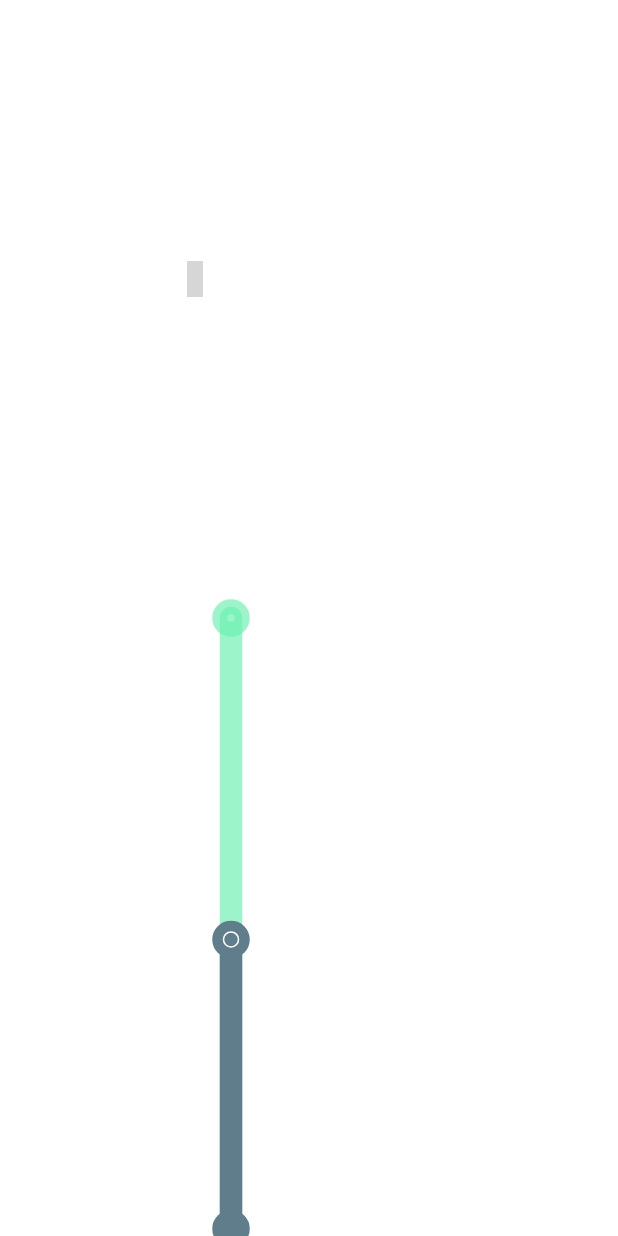
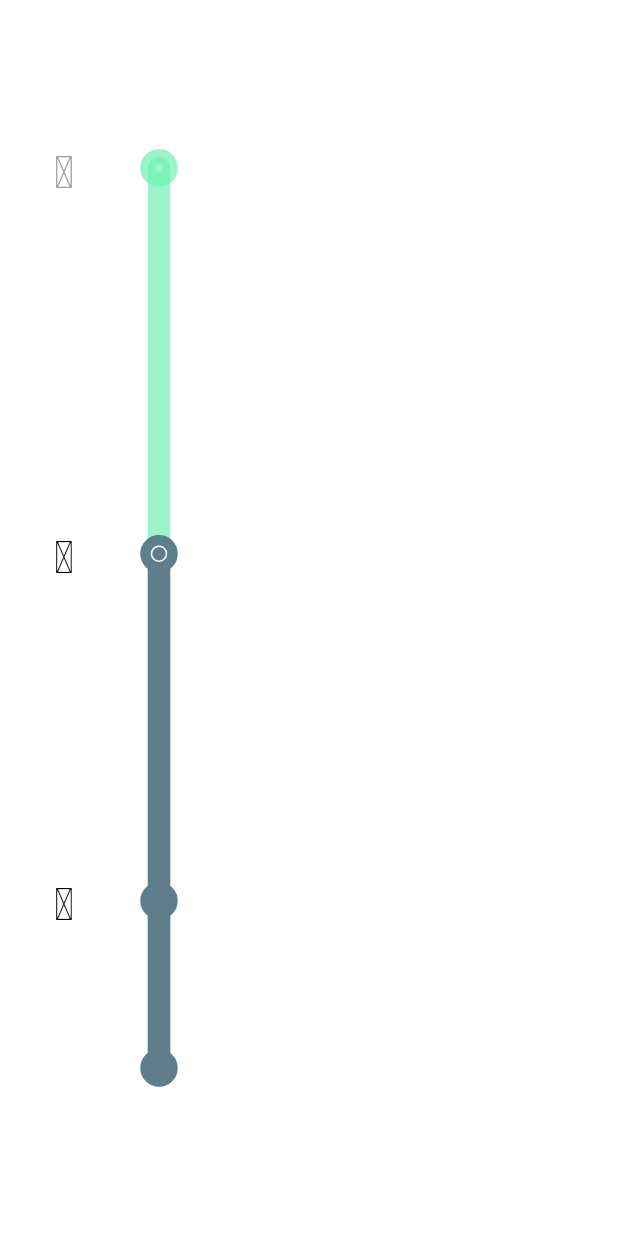
Before and after one commit to stellamaschio/eaty_tourist, a Flutter app: the Home screen opened directly, on a phone screen of 412 x 824 dp. Run offline on Flutter 3.47's test engine with Material 2 defaults, Android fonts, the phone set to English and light mode, and no system bars; our stand-ins replace dio, google_fonts, jwt_decoder, material_design_icons_flutter, shared_preferences; accounts and stored records are empty; network calls fail; project files that could hold a hidden picture were left out; grey boxes are pictures that could not be loaded.

Commit message:
foodbar with icons

```diff
--- a/lib/pages/home.dart
+++ b/lib/pages/home.dart
@@ -9,13 +9,12 @@ const double calories = 400;
 //Valori dipartenza e fine delle linee
 //NOTA: Widget all'interno di una sized box definita in home
 const double upBar = 0;
-double downBar = 500;
-double scale = foodList.last.calories / downBar;
+const double downBar = 600;
+double scale = foodList.last.calories / (downBar-upBar);
 
 //Lista dei Foods
 final List<Foods> foodList = [
-  const Foods(
-      name: 'crackers', calories: 130, index: 1, icon: MdiIcons.baguette),
+  const Foods(name: 'crackers', calories: 130, index: 1, icon: MdiIcons.baguette),
   const Foods(name: 'pasta', calories: 400, index: 2, icon: MdiIcons.pasta),
   const Foods(name: 'pizza', calories: 700, index: 3, icon: MdiIcons.pizza),
 ];
@@ -34,19 +33,8 @@ class Home extends StatelessWidget {
         alignment: Alignment.center,
         child: SizedBox(
           width: 200,
-          height: 500,
-          child: Row(
-            children: [
-              Column(
-                children: [
-                  IconButton(
-                      onPressed: () {},
-                      icon: Icon(
-                        MdiIcons.accountCircle,
-                      )),
-                ],
-              ),
-              CustomPaint(
+          height: 600,
+          child: CustomPaint(
             painter: Foodbar(
               backColor: Color(0xA969F0AF),
               frontColor: Color(0xFF607D8B),
@@ -59,8 +47,6 @@ class Home extends StatelessWidget {
               value: calories,
             ),
           ),
-            ],
-          ),
         ),
       ),
     );
--- a/lib/widgets/foodbar.dart
+++ b/lib/widgets/foodbar.dart
@@ -1,7 +1,7 @@
 import 'package:eaty_tourist/models/foods.dart';
 import 'package:flutter/material.dart';
 // ignore: depend_on_referenced_packages
-import 'package:vector_math/vector_math.dart';
+
 import 'package:material_design_icons_flutter/material_design_icons_flutter.dart';
 
 
@@ -64,7 +64,25 @@ class Foodbar extends CustomPainter {
     //Ciclo for per disegnare i pallini della barra
     for (int i = 0; i < nfoods; i++) {
       canvas.drawCircle(Offset(0, downBar - foodList[i].calories/scale), 5, _selectPaint(value, i));
+
+      //Testo di ogni pallino
+      final icon = foodList[i].icon;
+      const double fontsize = 30;
+
+      TextPainter textPainter = TextPainter(textDirection: TextDirection.ltr);
+      textPainter.text = TextSpan(
+        text: String.fromCharCode(icon.codePoint),
+        style: TextStyle(
+          color: _selectColor(value, i),
+          fontSize: fontsize,
+          fontFamily: icon.fontFamily,
+          package: icon.fontPackage, // This line is mandatory for external icon packs
+        ),
+      );
+      textPainter.layout();
+      textPainter.paint(canvas, Offset(0 - 70, downBar - foodList[i].calories/scale - fontsize/2));
     }
+
     //Indicatore del progresso attuale della barra
     canvas.drawCircle(Offset(0, downBar - value/scale), 0.5, indicatorPaint);
   }
@@ -79,6 +97,16 @@ class Foodbar extends CustomPainter {
     }
   }
 
+  //Metodo per selzionare la giusta paint per i pallini degli obiettivi (foods)
+  Color _selectColor(double value, int foodIndex) {
+    if(value >= foodList[foodIndex].calories) {
+      return Colors.black;
+    }
+    else {
+      return Colors.grey;
+    }
+  }
+
   @override
   bool shouldRepaint(covariant CustomPainter oldDelegate) => true;
 }
```
Lines whose indentation alone changed are shown as unchanged.
